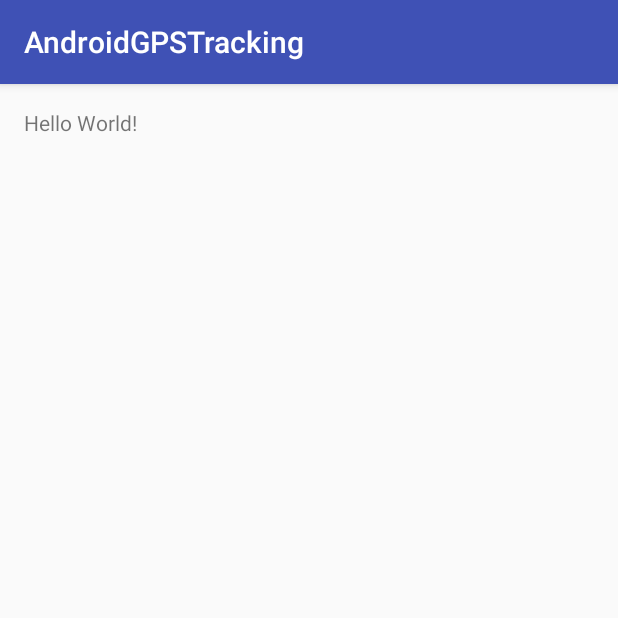
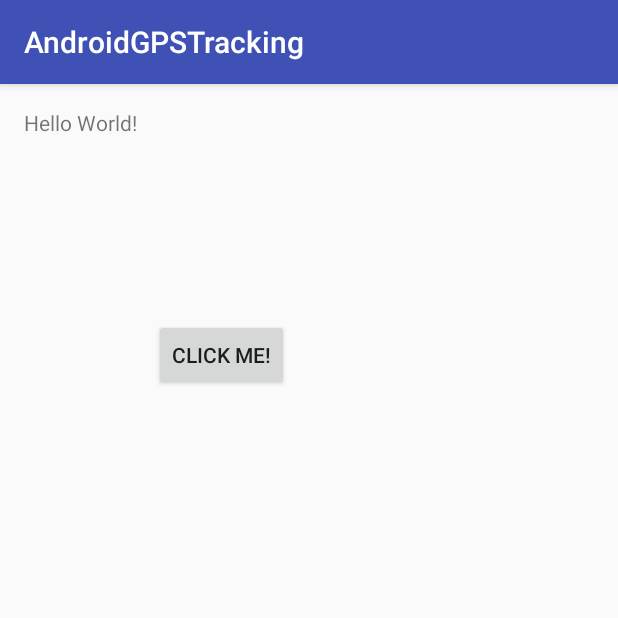
Before and after one commit to jacobfrank4/androidGpsTracking, an Android app: the screen it shows after launch (MainActivity), on a phone screen of 412 x 824 dp, the top half of it. Run offline under Robolectric (Android 15) with nearby library versions, the phone set to English and light mode, and no system bars.

Commit message:
Added everything to get gps working for POC

```diff
--- a/app/src/main/AndroidManifest.xml
+++ b/app/src/main/AndroidManifest.xml
@@ -1,6 +1,8 @@
 <?xml version="1.0" encoding="utf-8"?>
 <manifest package="bcit.androidgpstracking"
           xmlns:android="http://schemas.android.com/apk/res/android">
+
+    <uses-permission android:name="android.permission.ACCESS_FINE_LOCATION"/>
 
     <application
         android:allowBackup="true"
--- a/app/src/main/java/bcit/androidgpstracking/MainActivity.java
+++ b/app/src/main/java/bcit/androidgpstracking/MainActivity.java
@@ -1,13 +1,29 @@
 package bcit.androidgpstracking;
 
+import android.content.Context;
+import android.location.LocationListener;
+import android.location.LocationManager;
 import android.os.Bundle;
 import android.support.v7.app.AppCompatActivity;
+import android.view.View;
+import android.widget.TextView;
 
 public class MainActivity extends AppCompatActivity {
+
+	LocationManager locationManager;
+
+	TextView output;
 
 	@Override
 	protected void onCreate(Bundle savedInstanceState) {
 		super.onCreate(savedInstanceState);
 		setContentView(R.layout.activity_main);
+		locationManager = (LocationManager) getSystemService(Context.LOCATION_SERVICE);
+		output = (TextView) findViewById(R.id.textView);
+	}
+
+	public void getGPS(final View view) {
+		LocationListener locationListener = new MyLocationListener(output);
+		locationManager.requestLocationUpdates(LocationManager.GPS_PROVIDER, 5000, 10, locationListener);
 	}
 }
--- a/app/src/main/res/layout/activity_main.xml
+++ b/app/src/main/res/layout/activity_main.xml
@@ -14,5 +14,17 @@
     <TextView
         android:layout_width="wrap_content"
         android:layout_height="wrap_content"
-        android:text="Hello World!"/>
+        android:text="Hello World!"
+        android:id="@+id/textView"/>
+
+    <Button
+        android:text="Click me!"
+        android:layout_width="wrap_content"
+        android:layout_height="wrap_content"
+        android:layout_below="@+id/textView"
+        android:layout_toEndOf="@+id/textView"
+        android:layout_marginStart="11dp"
+        android:layout_marginTop="121dp"
+        android:id="@+id/gpsButton"
+        android:onClick="getGPS"/>
 </RelativeLayout>
```
Also changed, not shown: app/src/main/java/bcit/androidgpstracking/MyLocationListener.java (added, +74 -0 lines).
